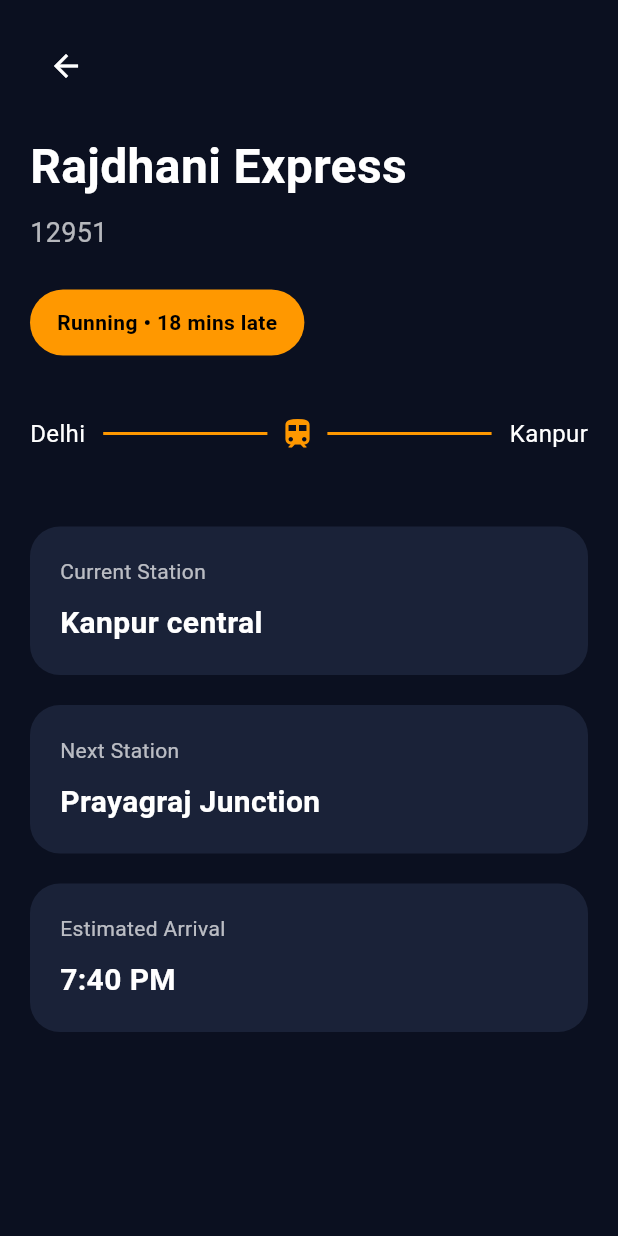
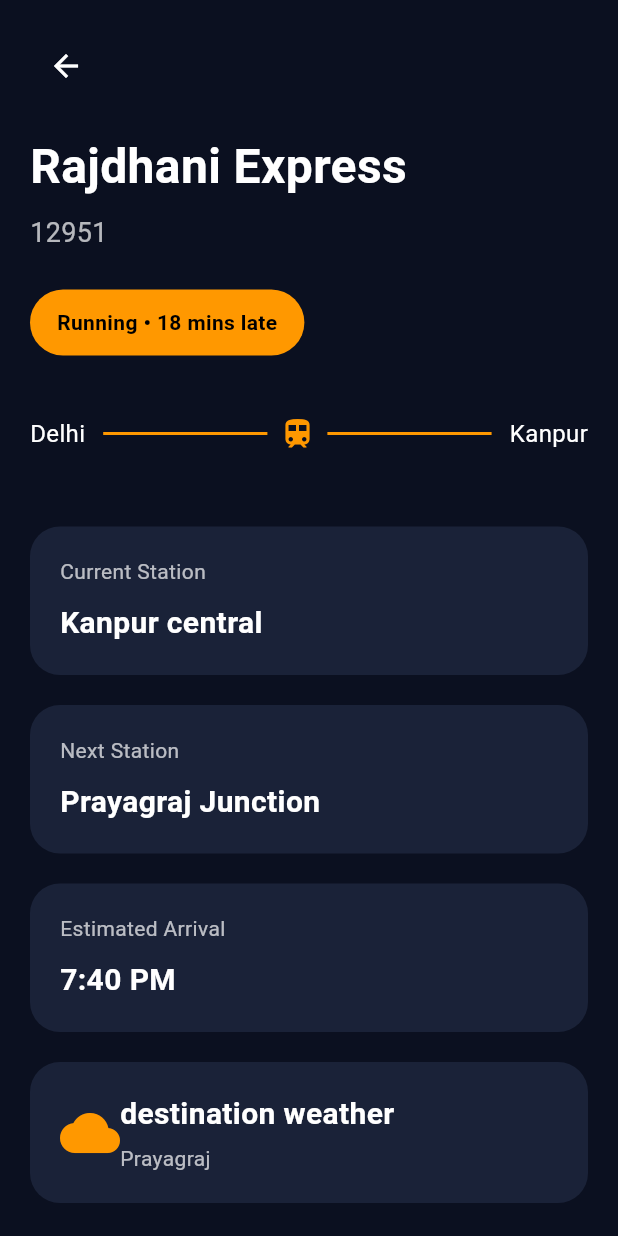
Before and after one commit to Niyati-Sachdeva/smart_rail, a Flutter app: the TrainStatusScreen screen opened directly, on a phone screen of 412 x 824 dp. Run offline on Flutter 3.47's test engine with Material 3 defaults, Android fonts, the phone set to English and light mode, and no system bars.

Commit message:
Built route timeline screen and navigation flow

```diff
--- a/lib/features/train/view/train_status_screen.dart
+++ b/lib/features/train/view/train_status_screen.dart
@@ -1,5 +1,5 @@
 import 'package:flutter/material.dart';
-
+import 'route_timeline_screen.dart';
 class TrainStatusScreen extends StatelessWidget {
 
   const TrainStatusScreen({super.key});
@@ -12,6 +12,8 @@
       backgroundColor: const Color(0xFF0B1020),
 
       body: SafeArea(
+child:SingleChildScrollView(
+
 
         child: Padding(
 
@@ -186,11 +188,84 @@
   title: "Estimated Arrival",
   value: "7:40 PM",
 ),
+const SizedBox(height :20),
+Container(
+  width: double.infinity,
+  padding: const EdgeInsets.all(20),
+  decoration: BoxDecoration(
+    color: const Color(0xFF1A2238),
+    borderRadius: BorderRadius.circular(20),
+  ),
+  child:Row(
+    children: [
+      const Icon(Icons.cloud,
+      color: Colors.orange,
+      size:40,),
+      const SizedBox(height:20),
+      Column(crossAxisAlignment: CrossAxisAlignment.start,
+      children: [
+        const Text("destination weather",
+        style: TextStyle(
+          color:Colors.white,
+          fontSize: 20,
+          fontWeight: FontWeight.bold,
+
+        ),),
+        const SizedBox(height:5),
+        Text("Prayagraj",
+        style: TextStyle(
+          color:Colors.white70
+        ),)
+      ],)
+    ],
+  )
+),const SizedBox(height:30),
+
+SizedBox(
+
+  width: double.infinity,
+  height: 58,
+
+  child: ElevatedButton(
+
+    style: ElevatedButton.styleFrom(
+
+      backgroundColor: Colors.orange,
+
+      shape: RoundedRectangleBorder(
+        borderRadius: BorderRadius.circular(18),
+      ),
+    ),
+
+    onPressed: () {
+
+  Navigator.push(
+
+    context,
+
+    MaterialPageRoute(
+
+      builder: (context) => const RouteTimelineScreen(),
+    ),
+  );
+},
+
+    child: const Text(
+      "View Full Route",
+
+      style: TextStyle(
+        color: Colors.black,
+        fontSize: 18,
+        fontWeight: FontWeight.bold,
+      ),
+    ),
+  ),
+),
             ],
           ),
         ),
       ),
-    );}
+  )  );}
       Widget stationInfoCard({
   required String title,
   required String value,
```
Also changed, not shown: lib/features/train/view/route_timeline_screen.dart (added, +142 -0 lines), 1 other file.
